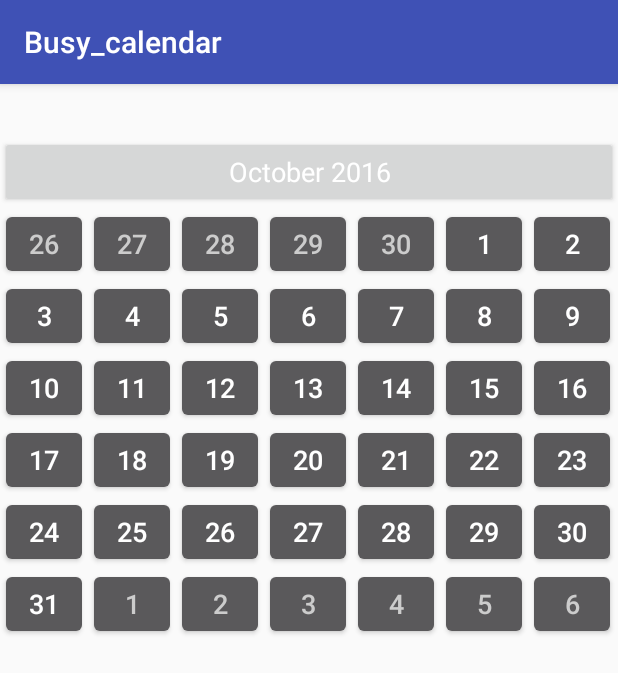
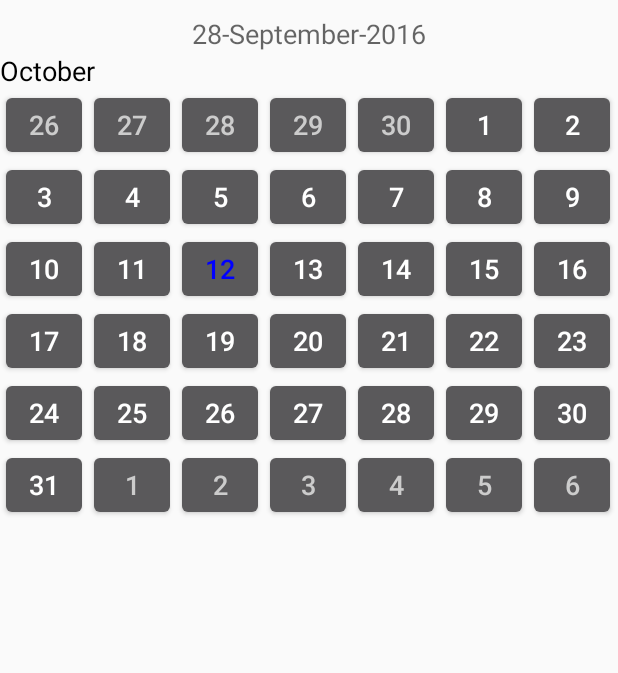
Before and after one commit to DESTROYED/The_busy_calendar, an Android app: the screen it shows after launch (MainActivity), after a tap on "28", on a phone screen of 412 x 824 dp. Shown: the top 673 px of the screen. Run offline under Robolectric (Android 15) with nearby library versions, the phone set to English and light mode, and no system bars; 2 other taps on this screen came first.

Commit message:
Refactor class

```diff
--- a/Busy_calendar/app/src/main/java/com/example/destr/busy_calendar/GridCellAdapter.java
+++ b/Busy_calendar/app/src/main/java/com/example/destr/busy_calendar/GridCellAdapter.java
@@ -2,40 +2,34 @@ package com.example.destr.busy_calendar;
 
 import android.content.Context;
 import android.graphics.Color;
-import android.util.Log;
 import android.view.LayoutInflater;
 import android.view.View;
 import android.view.ViewGroup;
 import android.widget.BaseAdapter;
 import android.widget.Button;
-import android.widget.TextView;
 
-import java.text.ParseException;
-import java.text.SimpleDateFormat;
 import java.util.ArrayList;
 import java.util.Calendar;
-import java.util.Date;
 import java.util.GregorianCalendar;
-import java.util.HashMap;
 import java.util.List;
 
-class GridCellAdapter extends BaseAdapter implements View.OnClickListener
+abstract class GridCellAdapter extends BaseAdapter implements View.OnClickListener
 {
     private static final String tag = "GridCellAdapter";
     private final Context _context;
     private final List<String> list;
     private static final int DAY_OFFSET = 1;
-    private final String[] weekdays = new String[]{"Sun", "Mon", "Tue", "Wed", "Thu", "Fri", "Sat"};
     private final String[] months = {"January", "February", "March", "April", "May", "June", "July", "August", "September", "October", "November", "December"};
     private final int[] daysOfMonth = {31, 28, 31, 30, 31, 30, 31, 31, 30, 31, 30, 31};
     private final int month, year;
-    private int daysInMonth, prevMonthDays;
+    private int daysInMonth;
     private int currentDayOfMonth;
     private int currentWeekDay;
     private Button gridcell;
-    private TextView num_events_per_day;
-    private TextView selectedDayMonthYear;
-    private final SimpleDateFormat dateFormatter = new SimpleDateFormat("dd-MMM-yyyy");
+
+    public int getMonth() {
+        return month;
+    }
 
     public GridCellAdapter(Context context, int textViewResourceId, int month, int year)
     {
@@ -45,13 +39,9 @@ class GridCellAdapter extends BaseAdapter implements View.OnClickListener
         this.month = month;
         this.year = year;
 
-        Log.d(tag, "==> Passed in Date FOR Month: " + month + " " + "Year: " + year);
         Calendar calendar = Calendar.getInstance();
         setCurrentDayOfMonth(calendar.get(Calendar.DAY_OF_MONTH));
         setCurrentWeekDay(calendar.get(Calendar.DAY_OF_WEEK));
-        Log.d(tag, "New Calendar:= " + calendar.getTime().toString());
-        Log.d(tag, "CurrentDayOfWeek :" + getCurrentWeekDay());
-        Log.d(tag, "CurrentDayOfMonth :" + getCurrentDayOfMonth());
 
         printMonth(month, year);
 
@@ -62,10 +52,6 @@ class GridCellAdapter extends BaseAdapter implements View.OnClickListener
         return months[i];
     }
 
-    private String getWeekDayAsString(int i)
-    {
-        return weekdays[i];
-    }
 
     private int getNumberOfDaysOfMonth(int i)
     {
@@ -86,7 +72,6 @@ class GridCellAdapter extends BaseAdapter implements View.OnClickListener
 
     private void printMonth(int mm, int yy)
     {
-        Log.d(tag, "==> printMonth: mm: " + mm + " " + "yy: " + yy);
         int trailingSpaces = 0;
         int daysInPrevMonth = 0;
         int prevMonth = 0;
@@ -98,10 +83,8 @@ class GridCellAdapter extends BaseAdapter implements View.OnClickListener
         String currentMonthName = getMonthAsString(currentMonth);
         daysInMonth = getNumberOfDaysOfMonth(currentMonth);
 
-        Log.d(tag, "Current Month: " + " " + currentMonthName + " having " + daysInMonth + " days.");
 
         GregorianCalendar cal = new GregorianCalendar(yy, currentMonth, 1);
-        Log.d(tag, "Gregorian Calendar:= " + cal.getTime().toString());
 
         if (currentMonth == 11)
         {
@@ -110,7 +93,6 @@ class GridCellAdapter extends BaseAdapter implements View.OnClickListener
             nextMonth = 0;
             prevYear = yy;
             nextYear = yy + 1;
-            Log.d(tag, "*->PrevYear: " + prevYear + " PrevMonth:" + prevMonth + " NextMonth: " + nextMonth + " NextYear: " + nextYear);
         }
         else if (currentMonth == 0)
         {
@@ -119,7 +101,6 @@ class GridCellAdapter extends BaseAdapter implements View.OnClickListener
             nextYear = yy;
             daysInPrevMonth = getNumberOfDaysOfMonth(prevMonth);
             nextMonth = 1;
-            Log.d(tag, "**--> PrevYear: " + prevYear + " PrevMonth:" + prevMonth + " NextMonth: " + nextMonth + " NextYear: " + nextYear);
         }
         else
         {
@@ -128,15 +109,11 @@ class GridCellAdapter extends BaseAdapter implements View.OnClickListener
             nextYear = yy;
             prevYear = yy;
             daysInPrevMonth = getNumberOfDaysOfMonth(prevMonth);
-            Log.d(tag, "***---> PrevYear: " + prevYear + " PrevMonth:" + prevMonth + " NextMonth: " + nextMonth + " NextYear: " + nextYear);
         }
 
         int currentWeekDay = cal.get(Calendar.DAY_OF_WEEK) - 2;
         trailingSpaces = currentWeekDay;
 
-        Log.d(tag, "Week Day:" + currentWeekDay + " is " + getWeekDayAsString(currentWeekDay));
-        Log.d(tag, "No. Trailing space to Add: " + trailingSpaces);
-        Log.d(tag, "No. of Days in Previous Month: " + daysInPrevMonth);
 
         if (cal.isLeapYear(cal.get(Calendar.YEAR)) && mm == 1)
         {
@@ -145,13 +122,11 @@ class GridCellAdapter extends BaseAdapter implements View.OnClickListener
 
         for (int i = 0; i < trailingSpaces; i++)
         {
-            Log.d(tag, "PREV MONTH:= " + prevMonth + " => " + getMonthAsString(prevMonth) + " " + String.valueOf((daysInPrevMonth - trailingSpaces + DAY_OFFSET) + i));
             list.add(String.valueOf((daysInPrevMonth - trailingSpaces + DAY_OFFSET) + i) + "-GREY" + "-" + getMonthAsString(prevMonth) + "-" + prevYear);
         }
 
         for (int i = 1; i <= daysInMonth; i++)
         {
-            Log.d(currentMonthName, String.valueOf(i) + " " + getMonthAsString(currentMonth) + " " + yy);
             if (i == getCurrentDayOfMonth())
             {
                 list.add(String.valueOf(i) + "-BLUE" + "-" + getMonthAsString(currentMonth) + "-" + yy);
@@ -164,7 +139,6 @@ class GridCellAdapter extends BaseAdapter implements View.OnClickListener
 
         for (int i = 0; i < list.size() % 7; i++)
         {
-            Log.d(tag, "NEXT MONTH:= " + getMonthAsString(nextMonth));
             list.add(String.valueOf(i + 1) + "-GREY" + "-" + getMonthAsString(nextMonth) + "-" + nextYear);
         }
     }
@@ -188,9 +162,7 @@ class GridCellAdapter extends BaseAdapter implements View.OnClickListener
 
         gridcell = (Button) row.findViewById(R.id.calendar_day_gridcell);
         gridcell.setOnClickListener(this);
-        selectedDayMonthYear=(TextView) row.findViewById(R.id.selectedDayMonthYear);
 
-        Log.d(tag, "Current Day: " + getCurrentDayOfMonth());
         String[] day_color = list.get(position).split("-");
         String theday = day_color[0];
         String themonth = day_color[2];
@@ -199,8 +171,6 @@ class GridCellAdapter extends BaseAdapter implements View.OnClickListener
 
         gridcell.setText(theday);
         gridcell.setTag(theday + "-" + themonth + "-" + theyear);
-        Log.d(tag, "Setting GridCell " + theday + "-" + themonth + "-" + theyear);
-
         if (day_color[1].equals("GREY"))
         {
             gridcell.setTextColor(Color.LTGRAY);
@@ -211,24 +181,11 @@ class GridCellAdapter extends BaseAdapter implements View.OnClickListener
         }
         if (day_color[1].equals("BLUE"))
         {
+            gridcell.setTextColor(Color.BLUE);
         }
         return row;
     }
-    @Override
-    public void onClick(View view)
-    {
-        String date_month_year = (String) view.getTag();
-        try
-        {
-            Date parsedDate = dateFormatter.parse(date_month_year);
-            Log.d(tag, "Parsed Date: " + parsedDate.toString());
-            selectedDayMonthYear.setText("Selected:" + parsedDate.toString());
-        }
-        catch (ParseException e)
-        {
-            e.printStackTrace();
-        }
-    }
+
 
     public int getCurrentDayOfMonth()
     {
@@ -243,8 +200,5 @@ class GridCellAdapter extends BaseAdapter implements View.OnClickListener
     {
         this.currentWeekDay = currentWeekDay;
     }
-    public int getCurrentWeekDay()
-    {
-        return currentWeekDay-1;
-    }
+
 }
--- a/Busy_calendar/app/src/main/java/com/example/destr/busy_calendar/MainActivity.java
+++ b/Busy_calendar/app/src/main/java/com/example/destr/busy_calendar/MainActivity.java
@@ -1,12 +1,16 @@
 package com.example.destr.busy_calendar;
 
+import android.graphics.Color;
 import android.support.v7.app.AppCompatActivity;
 import android.os.Bundle;
 import android.text.format.DateFormat;
 import android.util.Log;
+import android.view.View;
 import android.widget.Button;
 import android.widget.GridView;
 import android.widget.ImageView;
+import android.widget.TextView;
+
 import java.text.SimpleDateFormat;
 import java.util.Calendar;
 import java.util.Locale;
@@ -14,28 +18,34 @@ import java.util.Locale;
 
 public class MainActivity extends AppCompatActivity {
     private static final String tag = "SimpleCalendarViewActivity";
-    private final SimpleDateFormat dateFormatter = new SimpleDateFormat("dd-MMM-yyyy");
-    private Button currentMonth;
+    private TextView currentMonth;
+    private TextView checkedDate;
     private ImageView prevMonth;
     private ImageView nextMonth;
     private GridView calendarView;
     private GridCellAdapter adapter;
     private Calendar _calendar;
-    private static final String dateTemplate = "MMMM yyyy";
+    private final String[] months = {"January", "February", "March", "April", "May", "June", "July", "August", "September", "October", "November", "December"};
     @Override
     protected void onCreate(Bundle savedInstanceState) {
         super.onCreate(savedInstanceState);
         setContentView(R.layout.activity_main);
+        getSupportActionBar().hide();
         _calendar = Calendar.getInstance(Locale.getDefault());
         int month = _calendar.get(Calendar.MONTH) + 1;
         int year = _calendar.get(Calendar.YEAR);
-        Log.d("", "Calendar Instance:= " + "Month: " + month + " " + "Year: " + year);
-        prevMonth = (ImageView) this.findViewById(R.id.prevMonth);
-        currentMonth = (Button) this.findViewById(R.id.currentMonth);
-        currentMonth.setText(DateFormat.format(dateTemplate, _calendar.getTime()));
-        nextMonth = (ImageView) this.findViewById(R.id.nextMonth);
-        calendarView = (GridView) this.findViewById(R.id.calendar);
-        adapter = new GridCellAdapter(getApplicationContext(), R.id.calendar_day_gridcell, month, year);
+        prevMonth = (ImageView) findViewById(R.id.prevMonth);
+        currentMonth = (TextView) findViewById(R.id.currentMonth);
+        adapter = new GridCellAdapter(getApplicationContext(), R.id.calendar_day_gridcell, month, year) {
+            @Override
+            public void onClick(View v) {
+                checkedDate.setText(v.getTag().toString());
+            }
+        };
+        currentMonth.setText(months[month-1]);
+        nextMonth = (ImageView) findViewById(R.id.nextMonth);
+        calendarView = (GridView) findViewById(R.id.calendar);
+        checkedDate=(TextView)findViewById(R.id.selectedDayMonthYear);
         adapter.notifyDataSetChanged();
         calendarView.setAdapter(adapter);
     }
@@ -49,12 +59,5 @@ public class MainActivity extends AppCompatActivity {
         Log.d(String.valueOf(tag), "Destroying View ...");
         super.onDestroy();
     }
-    private void setGridCellAdapterToDate(int month, int year)
-    {
-        adapter = new GridCellAdapter(getApplicationContext(), R.id.calendar_day_gridcell, month, year);
-        _calendar.set(year, month - 1, _calendar.get(Calendar.DAY_OF_MONTH));
-        currentMonth.setText(DateFormat.format(dateTemplate, _calendar.getTime()));
-        adapter.notifyDataSetChanged();
-        calendarView.setAdapter(adapter);
-    }
+
 }
--- a/Busy_calendar/app/src/main/res/layout/activity_main.xml
+++ b/Busy_calendar/app/src/main/res/layout/activity_main.xml
@@ -13,8 +13,8 @@
 
 
     <TextView
+        android:text="Lol"
         android:id="@+id/selectedDayMonthYear"
-        android:textColor="#FFFFFF"
         android:layout_gravity="center"
         android:textAppearance="?android:attr/textAppearanceMedium"
         android:layout_width="wrap_content"
@@ -30,10 +30,10 @@
             android:id="@+id/prevMonth"
             android:layout_width="wrap_content"
             android:layout_height="wrap_content"/>
-        <Button
+        <TextView
             android:id="@+id/currentMonth"
             android:layout_weight="0.6"
-            android:textColor="#FFFFFF"
+            android:textColor="#000000"
             android:textAppearance="?android:attr/textAppearanceMedium"
             android:layout_width="wrap_content"
             android:layout_height="wrap_content"/>
--- a/Busy_calendar/app/src/main/res/layout/grid_cell.xml
+++ b/Busy_calendar/app/src/main/res/layout/grid_cell.xml
@@ -8,14 +8,8 @@
     <Button
         android:id="@+id/calendar_day_gridcell"
         android:layout_gravity="center"
-        android:textColor="#FFFFFF"
+        android:textColor="#000000"
         android:textAppearance="?android:attr/textAppearanceMedium"
         android:layout_width="wrap_content"
         android:layout_height="wrap_content"/>
-
-    <TextView
-        android:id="@+id/num_events_per_day"
-        android:layout_gravity="right"
-        android:layout_width="10dip"
-        android:layout_height="10dip"/>
 </RelativeLayout>
```
